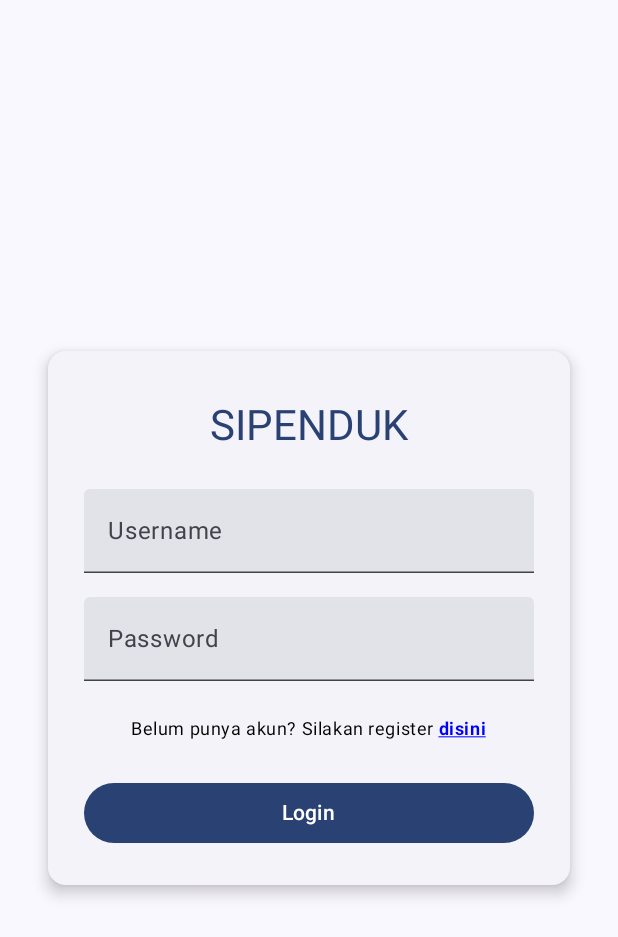
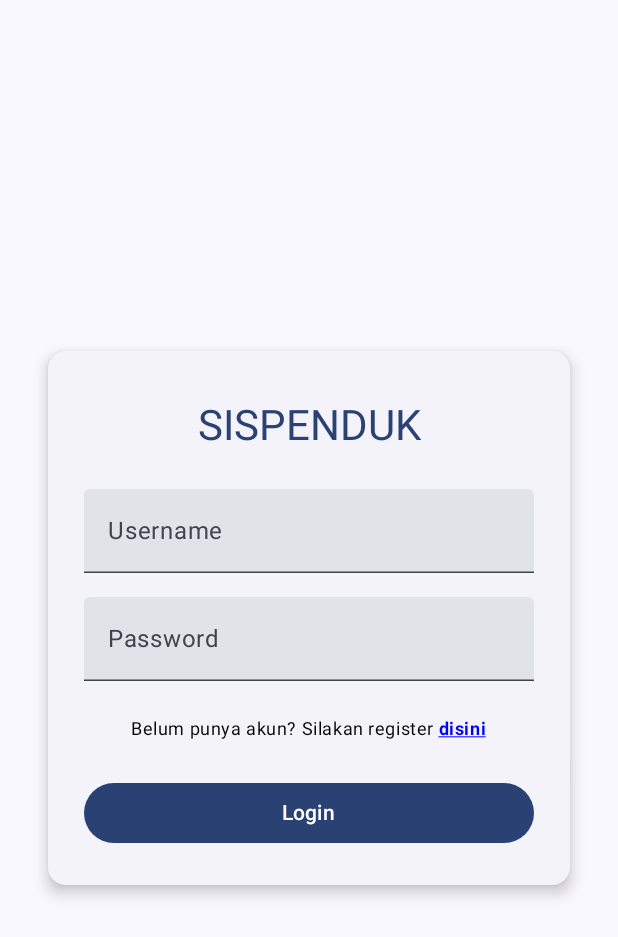
Before and after one commit to nabelfwz/UASPPK, an Android app built with Jetpack Compose: the screen it shows after launch (MainActivity), on a phone screen of 412 x 824 dp. Shown: the top 937 px of the screen. Run offline under Robolectric (Android 15) with nearby library versions, the phone set to English and light mode, and no system bars.

Commit message:
Update LoginScreen.kt

```diff
--- a/app/src/main/java/com/polstat/projekuas/ui/screens/LoginScreen.kt
+++ b/app/src/main/java/com/polstat/projekuas/ui/screens/LoginScreen.kt
@@ -107,7 +107,7 @@ fun LoginScreen(navController: NavController) {
                 verticalArrangement = Arrangement.Center
             ) {
                 Text(
-                    text = "SIPENDUK",
+                    text = "SISPENDUK",
                     color = MaterialTheme.colorScheme.primary,
                     style = MaterialTheme.typography.headlineMedium,
                     modifier = Modifier
```
